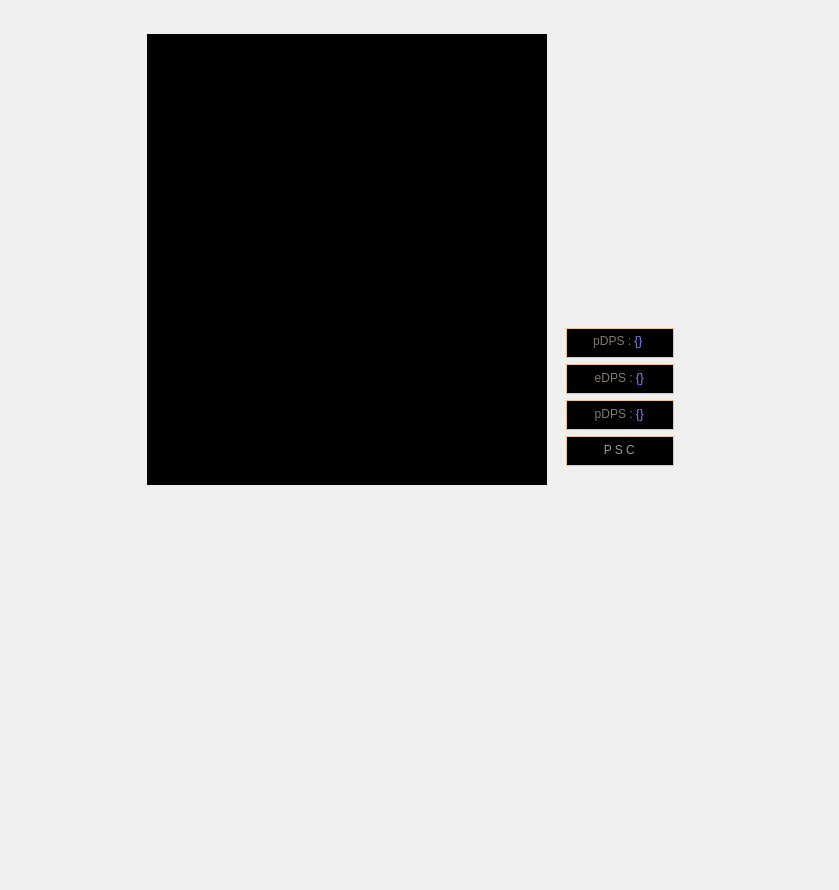
Above: ExileCraft/modules/gui/uis/pages/main_pages.ui from jmduea/ExileCraft before the change. Below: the same form after it.
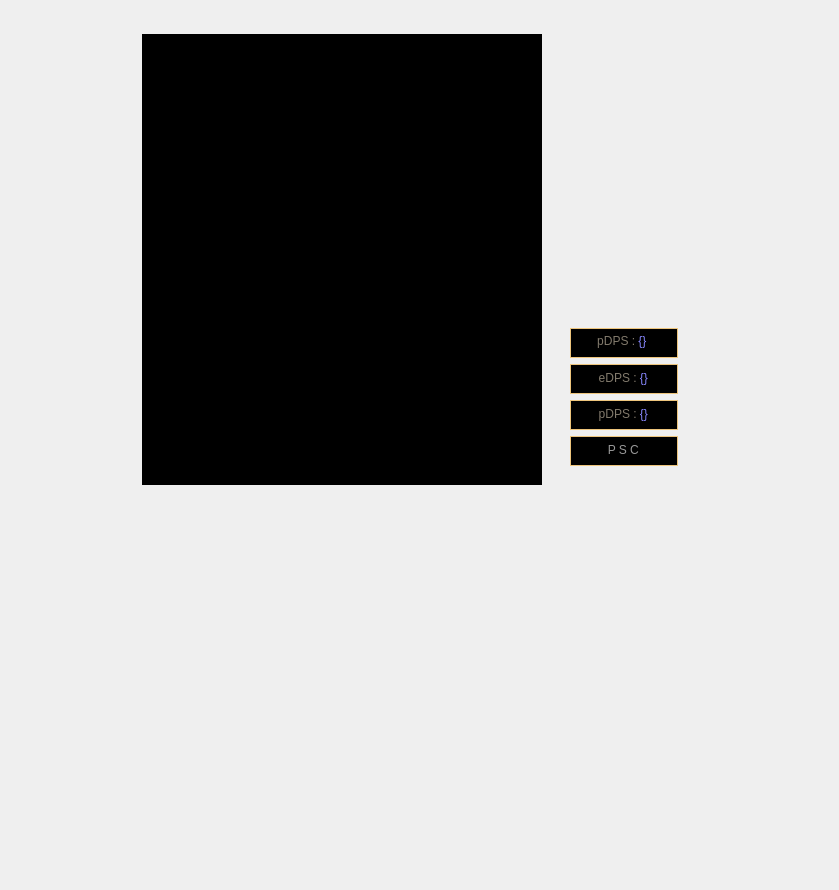
That is the form after the change. Icons and pictures are not drawn.

Patch:
```diff
--- a/ExileCraft/modules/gui/uis/pages/main_pages.ui
+++ b/ExileCraft/modules/gui/uis/pages/main_pages.ui
@@ -24,7 +24,7 @@
    <string notr="true">QStackedWidget#pages QWidget#crafting_emu_page, #crafting_calc_page {
                 border-image: url(:/images/images/emubg.png);
                 }
-    QWidget.mod_widget_layout {
+       QWidget#mod_widget_layout {
     font-weight: bold;
     font: 14px;
     }
@@ -54,6 +54,9 @@
        <height>527</height>
       </size>
      </property>
+        <property name="frameShape">
+            <enum>QFrame::NoFrame</enum>
+     </property>
      <property name="currentIndex">
       <number>0</number>
      </property>
@@ -87,17 +90,17 @@
         <number>0</number>
        </property>
        <property name="spacing">
-        <number>0</number>
+           <number>9</number>
        </property>
        <item row="1" column="3">
-        <layout class="QVBoxLayout" name="right_layout_spacer" stretch="">
+           <layout class="QVBoxLayout" name="right_layout_spacer">
          <property name="spacing">
           <number>0</number>
          </property>
         </layout>
        </item>
        <item row="1" column="0">
-        <layout class="QVBoxLayout" name="left_layout_spacer" stretch="">
+           <layout class="QVBoxLayout" name="left_layout_spacer">
          <property name="spacing">
           <number>0</number>
          </property>
@@ -569,6 +572,12 @@
               <height>16777215</height>
              </size>
             </property>
+               <property name="frameShape">
+                   <enum>QFrame::StyledPanel</enum>
+               </property>
+               <property name="frameShadow">
+                   <enum>QFrame::Raised</enum>
+               </property>
             <layout class="QVBoxLayout" name="item_info_layout">
              <property name="spacing">
               <number>0</number>
@@ -668,7 +677,7 @@
                </layout>
               </widget>
              </item>
-             <item alignment="Qt::AlignTop">
+                <item>
               <widget class="QFrame" name="item_affix_frame">
                <property name="sizePolicy">
                 <sizepolicy hsizetype="Fixed" vsizetype="MinimumExpanding">
@@ -688,7 +697,7 @@
                  <height>16777215</height>
                 </size>
                </property>
-               <layout class="QVBoxLayout" name="item_affix_layout" stretch="4,2,0,2">
+                  <layout class="QVBoxLayout" name="item_affix_layout">
                 <property name="spacing">
                  <number>0</number>
                 </property>
@@ -707,12 +716,12 @@
                 <property name="bottomMargin">
                  <number>0</number>
                 </property>
-                <item alignment="Qt::AlignVCenter">
+                      <item>
                  <widget class="QWidget" name="item_properties" native="true">
                   <property name="sizePolicy">
                    <sizepolicy hsizetype="Fixed" vsizetype="Minimum">
                     <horstretch>0</horstretch>
-                    <verstretch>0</verstretch>
+                       <verstretch>10</verstretch>
                    </sizepolicy>
                   </property>
                   <property name="minimumSize">
@@ -771,7 +780,7 @@
                      </property>
                     </widget>
                    </item>
-                   <item alignment="Qt::AlignTop">
+                      <item>
                     <widget class="QLabel" name="item_properties_label">
                      <property name="sizePolicy">
                       <sizepolicy hsizetype="Fixed" vsizetype="Minimum">
@@ -864,12 +873,12 @@
                   </layout>
                  </widget>
                 </item>
-                <item alignment="Qt::AlignVCenter">
+                      <item>
                  <widget class="QWidget" name="item_requirements" native="true">
                   <property name="sizePolicy">
                    <sizepolicy hsizetype="Fixed" vsizetype="Minimum">
                     <horstretch>0</horstretch>
-                    <verstretch>0</verstretch>
+                       <verstretch>2</verstretch>
                    </sizepolicy>
                   </property>
                   <property name="minimumSize">
@@ -903,7 +912,7 @@
                    <item>
                     <widget class="QLabel" name="item_level_label">
                      <property name="sizePolicy">
-                      <sizepolicy hsizetype="Fixed" vsizetype="Fixed">
+                         <sizepolicy hsizetype="Fixed" vsizetype="Minimum">
                        <horstretch>0</horstretch>
                        <verstretch>0</verstretch>
                       </sizepolicy>
@@ -934,7 +943,7 @@
                    <item>
                     <widget class="QLabel" name="item_requirements_label">
                      <property name="sizePolicy">
-                      <sizepolicy hsizetype="Fixed" vsizetype="Fixed">
+                         <sizepolicy hsizetype="Fixed" vsizetype="Minimum">
                        <horstretch>0</horstretch>
                        <verstretch>0</verstretch>
                       </sizepolicy>
@@ -1034,15 +1043,15 @@
                   </layout>
                  </widget>
                 </item>
-                <item alignment="Qt::AlignHCenter|Qt::AlignVCenter">
+                      <item alignment="Qt::AlignHCenter">
                  <widget class="QWidget" name="item_implicits" native="true">
                   <property name="enabled">
                    <bool>false</bool>
                   </property>
                   <property name="sizePolicy">
-                   <sizepolicy hsizetype="Fixed" vsizetype="MinimumExpanding">
+                      <sizepolicy hsizetype="Fixed" vsizetype="Minimum">
                     <horstretch>0</horstretch>
-                    <verstretch>0</verstretch>
+                          <verstretch>5</verstretch>
                    </sizepolicy>
                   </property>
                   <property name="minimumSize">
@@ -1079,7 +1088,7 @@
                       <bool>false</bool>
                      </property>
                      <property name="sizePolicy">
-                      <sizepolicy hsizetype="Fixed" vsizetype="MinimumExpanding">
+                         <sizepolicy hsizetype="Fixed" vsizetype="Minimum">
                        <horstretch>0</horstretch>
                        <verstretch>0</verstretch>
                       </sizepolicy>
@@ -1183,12 +1192,12 @@
                </layout>
               </widget>
              </item>
-             <item alignment="Qt::AlignTop">
+                <item>
               <widget class="QFrame" name="item_mod_frame">
                <property name="sizePolicy">
-                <sizepolicy hsizetype="Fixed" vsizetype="MinimumExpanding">
+                   <sizepolicy hsizetype="Fixed" vsizetype="Preferred">
                  <horstretch>0</horstretch>
-                 <verstretch>0</verstretch>
+                       <verstretch>10</verstretch>
                 </sizepolicy>
                </property>
                <property name="minimumSize">
@@ -1264,10 +1273,10 @@
                    <item alignment="Qt::AlignTop">
                     <widget class="QLabel" name="prefix_info_1">
                      <property name="enabled">
-                      <bool>false</bool>
+                         <bool>true</bool>
                      </property>
                      <property name="sizePolicy">
-                      <sizepolicy hsizetype="Preferred" vsizetype="Maximum">
+                         <sizepolicy hsizetype="Preferred" vsizetype="Preferred">
                        <horstretch>0</horstretch>
                        <verstretch>0</verstretch>
                       </sizepolicy>
@@ -1312,10 +1321,10 @@
                    <item alignment="Qt::AlignTop">
                     <widget class="QLabel" name="prefix_1_stat_text">
                      <property name="enabled">
-                      <bool>false</bool>
+                         <bool>true</bool>
                      </property>
                      <property name="sizePolicy">
-                      <sizepolicy hsizetype="Fixed" vsizetype="Maximum">
+                         <sizepolicy hsizetype="Fixed" vsizetype="Preferred">
                        <horstretch>0</horstretch>
                        <verstretch>0</verstretch>
                       </sizepolicy>
@@ -1357,7 +1366,7 @@
                   </layout>
                  </widget>
                 </item>
-                <item alignment="Qt::AlignTop">
+                   <item>
                  <widget class="QWidget" name="prefix_2" native="true">
                   <property name="sizePolicy">
                    <sizepolicy hsizetype="Fixed" vsizetype="Preferred">
@@ -1399,10 +1408,10 @@
                    <item alignment="Qt::AlignTop">
                     <widget class="QLabel" name="prefix_info_2">
                      <property name="enabled">
-                      <bool>false</bool>
+                         <bool>true</bool>
                      </property>
                      <property name="sizePolicy">
-                      <sizepolicy hsizetype="Preferred" vsizetype="Maximum">
+                         <sizepolicy hsizetype="Preferred" vsizetype="Preferred">
                        <horstretch>0</horstretch>
                        <verstretch>0</verstretch>
                       </sizepolicy>
@@ -1450,10 +1459,10 @@
                    <item>
                     <widget class="QLabel" name="prefix_2_stat_text">
                      <property name="enabled">
-                      <bool>false</bool>
+                         <bool>true</bool>
                      </property>
                      <property name="sizePolicy">
-                      <sizepolicy hsizetype="Fixed" vsizetype="Maximum">
+                         <sizepolicy hsizetype="Fixed" vsizetype="Preferred">
                        <horstretch>0</horstretch>
                        <verstretch>0</verstretch>
                       </sizepolicy>
@@ -1540,10 +1549,10 @@
                    <item>
                     <widget class="QLabel" name="prefix_info_3">
                      <property name="enabled">
-                      <bool>false</bool>
+                         <bool>true</bool>
                      </property>
                      <property name="sizePolicy">
-                      <sizepolicy hsizetype="Preferred" vsizetype="Maximum">
+                         <sizepolicy hsizetype="Preferred" vsizetype="Preferred">
                        <horstretch>0</horstretch>
                        <verstretch>0</verstretch>
                       </sizepolicy>
@@ -1591,10 +1600,10 @@
                    <item>
                     <widget class="QLabel" name="prefix_3_stat_text">
                      <property name="enabled">
-                      <bool>false</bool>
+                         <bool>true</bool>
                      </property>
                      <property name="sizePolicy">
-                      <sizepolicy hsizetype="Fixed" vsizetype="Maximum">
+                         <sizepolicy hsizetype="Fixed" vsizetype="Preferred">
                        <horstretch>0</horstretch>
                        <verstretch>0</verstretch>
                       </sizepolicy>
@@ -1681,10 +1690,10 @@
                    <item>
                     <widget class="QLabel" name="suffix_2_info">
                      <property name="enabled">
-                      <bool>false</bool>
+                         <bool>true</bool>
                      </property>
                      <property name="sizePolicy">
-                      <sizepolicy hsizetype="Fixed" vsizetype="Maximum">
+                         <sizepolicy hsizetype="Fixed" vsizetype="Preferred">
                        <horstretch>0</horstretch>
                        <verstretch>0</verstretch>
                       </sizepolicy>
@@ -1738,10 +1747,10 @@
                    <item>
                     <widget class="QLabel" name="suffix_2_stat_text">
                      <property name="enabled">
-                      <bool>false</bool>
+                         <bool>true</bool>
                      </property>
                      <property name="sizePolicy">
-                      <sizepolicy hsizetype="Fixed" vsizetype="Maximum">
+                         <sizepolicy hsizetype="Fixed" vsizetype="Preferred">
                        <horstretch>0</horstretch>
                        <verstretch>0</verstretch>
                       </sizepolicy>
@@ -1828,10 +1837,10 @@
                    <item>
                     <widget class="QLabel" name="suffix_1_info">
                      <property name="enabled">
-                      <bool>false</bool>
+                         <bool>true</bool>
                      </property>
                      <property name="sizePolicy">
-                      <sizepolicy hsizetype="Fixed" vsizetype="Maximum">
+                         <sizepolicy hsizetype="Fixed" vsizetype="Preferred">
                        <horstretch>0</horstretch>
                        <verstretch>0</verstretch>
                       </sizepolicy>
@@ -1885,10 +1894,10 @@
                    <item>
                     <widget class="QLabel" name="suffix_1_stat_text">
                      <property name="enabled">
-                      <bool>false</bool>
+                         <bool>true</bool>
                      </property>
                      <property name="sizePolicy">
-                      <sizepolicy hsizetype="Fixed" vsizetype="Maximum">
+                         <sizepolicy hsizetype="Fixed" vsizetype="Preferred">
                        <horstretch>0</horstretch>
                        <verstretch>0</verstretch>
                       </sizepolicy>
@@ -1975,10 +1984,10 @@
                    <item>
                     <widget class="QLabel" name="suffix_3_info">
                      <property name="enabled">
-                      <bool>false</bool>
+                         <bool>true</bool>
                      </property>
                      <property name="sizePolicy">
-                      <sizepolicy hsizetype="Fixed" vsizetype="Maximum">
+                         <sizepolicy hsizetype="Fixed" vsizetype="Preferred">
                        <horstretch>0</horstretch>
                        <verstretch>0</verstretch>
                       </sizepolicy>
@@ -2032,10 +2041,10 @@
                    <item>
                     <widget class="QLabel" name="suffix_3_stat_text">
                      <property name="enabled">
-                      <bool>false</bool>
+                         <bool>true</bool>
                      </property>
                      <property name="sizePolicy">
-                      <sizepolicy hsizetype="Fixed" vsizetype="Maximum">
+                         <sizepolicy hsizetype="Fixed" vsizetype="Preferred">
                        <horstretch>0</horstretch>
                        <verstretch>0</verstretch>
                       </sizepolicy>
@@ -2094,6 +2103,9 @@
          <property name="spacing">
           <number>0</number>
          </property>
+            <property name="topMargin">
+                <number>0</number>
+            </property>
         </layout>
        </item>
        <item row="0" column="0" colspan="4">
@@ -2324,8 +2336,8 @@
              <verstretch>0</verstretch>
             </sizepolicy>
            </property>
-           <layout class="QGridLayout" name="crafting_method_options" rowstretch="5,5,5,5"
-                   columnstretch="10,10,10,10,10">
+              <layout class="QGridLayout" name="crafting_method_options" rowstretch="5,5,5,5"
+                      columnstretch="10,10,10,10,10">
             <property name="leftMargin">
              <number>0</number>
             </property>
```
Left out of the diff: 2 changed lines with no effect on the pictures.
